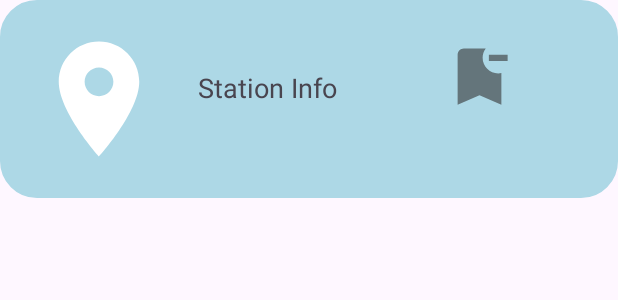
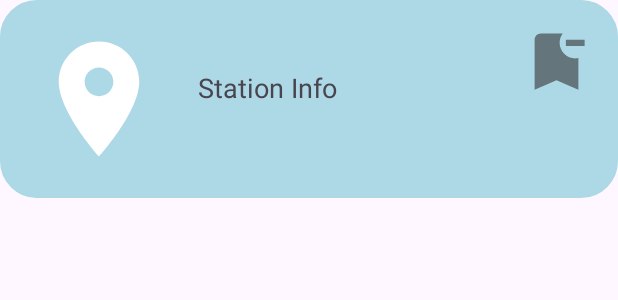
Before and after one commit to AndreFNM/TrainExplore, an Android app: the layout favorito_item.xml on its own in the app's theme, with its tools: preview values and no code run, on a phone screen of 412 x 824 dp. Shown: the top 300 px of the screen. Run offline under Robolectric (Android 15) with nearby library versions, the light colour scheme and no system bars.

Commit message:
Bug Fix favoritos

```diff
--- a/app/src/main/res/layout/favorito_item.xml
+++ b/app/src/main/res/layout/favorito_item.xml
@@ -22,14 +22,17 @@ android:background="@drawable/rounded_blue">
     android:text="Station Info"
     android:textSize="18sp" />
 
+    <View
+        android:layout_width="0dp"
+        android:layout_height="1dp"
+        android:layout_weight="1" />
     <ImageView
         android:id="@+id/removerFavoritoButton"
         android:layout_width="50dp"
         android:layout_height="50dp"
-        android:layout_marginStart="70dp"
         android:layout_marginTop="10dp"
-        android:layout_marginEnd="30dp"
         android:contentDescription="@string/remover_favorito"
-        android:src="@drawable/ic_action_name" />
+        android:src="@drawable/ic_action_name"
+        android:layout_gravity="end"/>
 
 </LinearLayout>
```
